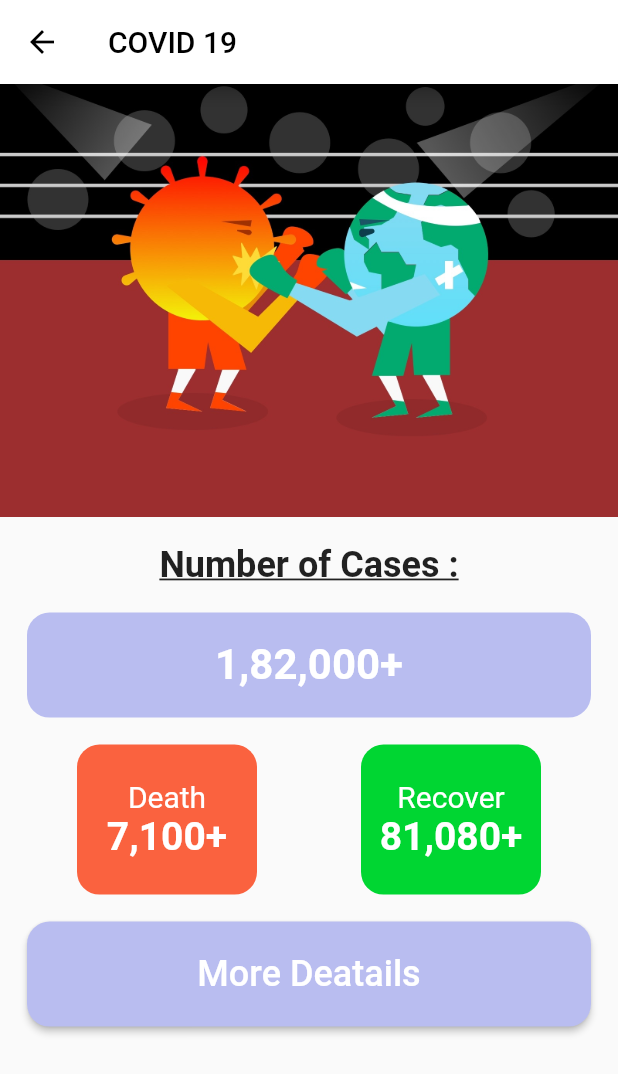
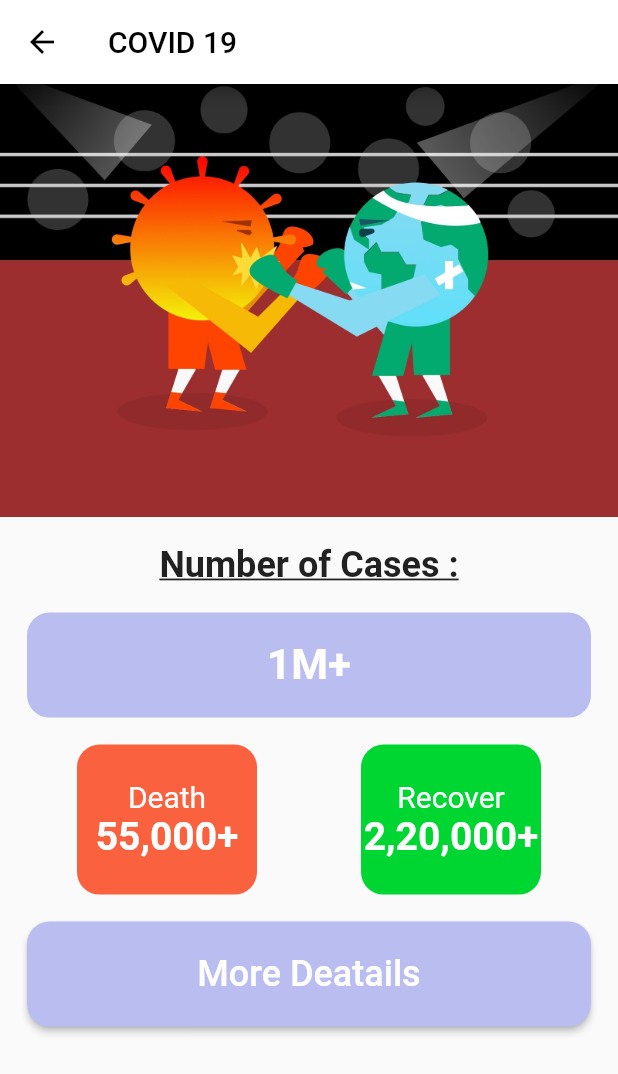
Before and after one commit to ujjvalsinha/Covid19, a Flutter app: the Cases screen opened directly, on a phone screen of 412 x 824 dp. Shown: the top 1074 px of the screen. Run offline on Flutter 3.47's test engine with Material 2 defaults, Android fonts, the phone set to English and light mode, and no system bars; our stand-ins replace dynamic_theme.

Commit message:
second commit

```diff
--- a/lib/Cases.dart
+++ b/lib/Cases.dart
@@ -17,7 +17,7 @@ class _CasesState extends State<Cases> {
         width: double.infinity,
         child: Center(
           child: Text(
-            "1,82,000+",
+            "1M+",
             style: TextStyle(
                 color: Colors.white, fontSize: 28, fontWeight: FontWeight.bold),
           ),
@@ -99,8 +99,8 @@ class _CasesState extends State<Cases> {
           Row(
             mainAxisAlignment: MainAxisAlignment.spaceEvenly,
             children: <Widget>[
-              boxes2("7,100+", 0xFFFA623F, "Death"),
-              boxes2("81,080+", 0xFF00D632, "Recover"),
+              boxes2("55,000+", 0xFFFA623F, "Death"),
+              boxes2("2,20,000+", 0xFF00D632, "Recover"),
             ],
           ),
           Container(
```
